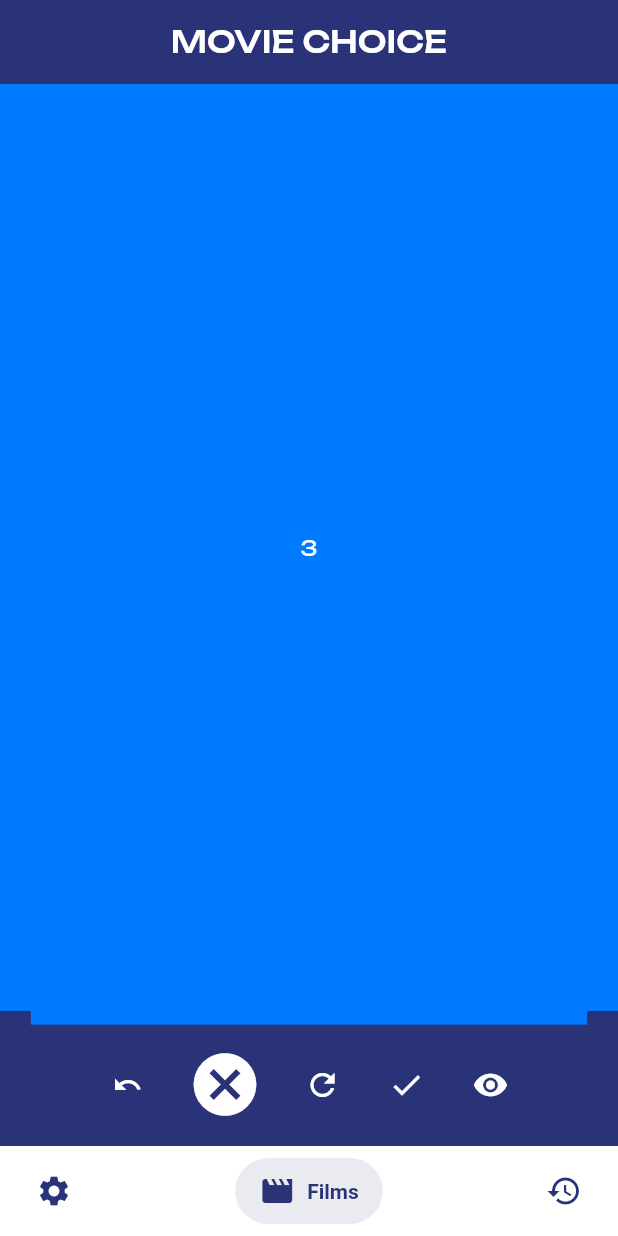
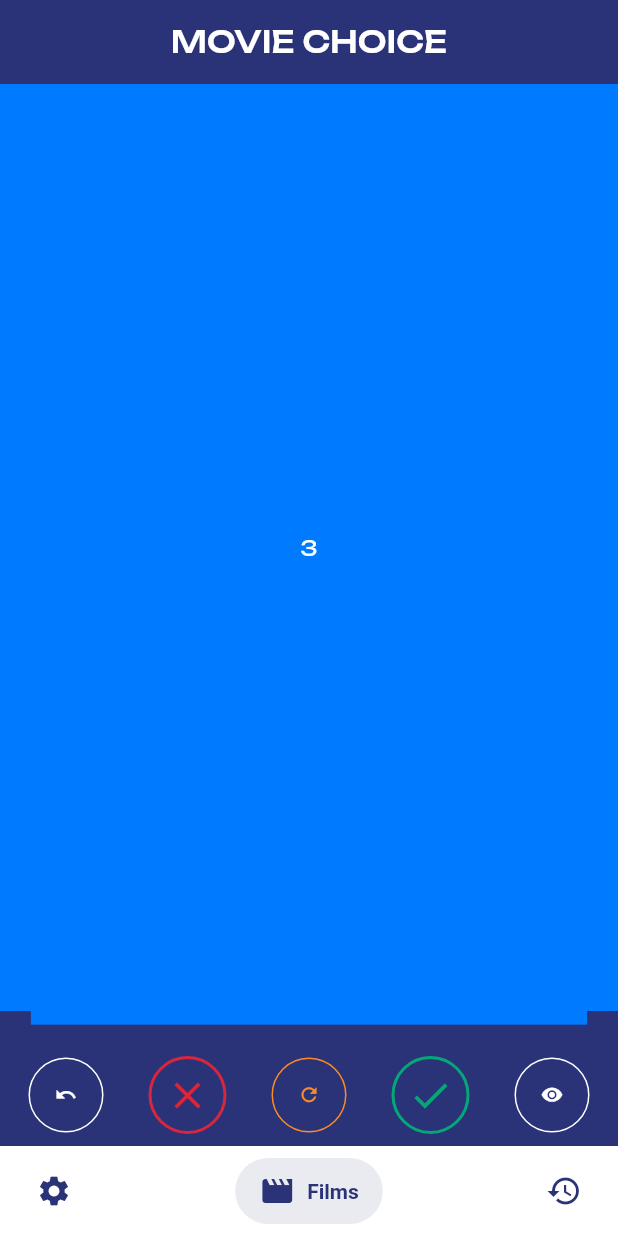
Before and after one commit to Piohb/moviechoice-flutter, a Flutter app: the screen it shows after launch, on a phone screen of 412 x 824 dp. Run offline on Flutter 3.47's test engine with Material 2 defaults, Android fonts, the light colour scheme and no system bars; drawn by our look-alikes of appinio_swiper, salomon_bottom_bar.

Commit message:
swipe button

```diff
--- a/lib/constants.dart
+++ b/lib/constants.dart
@@ -5,5 +5,5 @@ const primaryFont = 'Unbounded';
 const bgColor = Color(0xff2a3377);
 const greenColor = Color(0xff04A777);
 const yellowColor = Color(0xffFB8B24);
-const purpleColor = Color(0xffD90368);
+const redColor = Color(0xffD7263D);
 const whiteColor = Color(0xFFFFFFFF);
--- /dev/null
+++ b/lib/fragments/swipeButton.dart
@@ -0,0 +1,41 @@
+import 'package:flutter/material.dart';
+
+class SwipeButton extends StatelessWidget {
+
+  final Function onPressed;
+  final Widget icon;
+  final Color color;
+  final bool isBig;
+
+  const SwipeButton({
+    super.key,
+    required this.onPressed,
+    required this.icon,
+    required this.color,
+    this.isBig = false
+  });
+
+  @override
+  Widget build(BuildContext context) {
+
+    return Container(
+
+      decoration: BoxDecoration(
+        borderRadius: BorderRadius.circular(100),
+        border: Border.all(
+          width: isBig ? 2 : 1,
+          color: color
+        ),
+      ),
+
+      child: IconButton(
+        onPressed: (() => onPressed),
+        icon: icon,
+        color: color,
+        iconSize: isBig ? 30 : 15,
+        splashRadius: isBig ? 30 : 25,
+      ),
+    );
+
+  }
+}
--- a/lib/menu.dart
+++ b/lib/menu.dart
@@ -2,7 +2,7 @@ import 'package:flutter/material.dart';
 import 'package:movie_choice/constants.dart';
 import 'package:movie_choice/screens/history.dart';
 import 'package:movie_choice/screens/home.dart';
-import 'package:movie_choice/settings.dart';
+import 'package:movie_choice/screens/settings.dart';
 import 'package:salomon_bottom_bar/salomon_bottom_bar.dart';
 
 class Menu extends StatefulWidget {
--- a/lib/screens/home.dart
+++ b/lib/screens/home.dart
@@ -2,6 +2,7 @@ import 'package:flutter/material.dart';
 import 'package:appinio_swiper/appinio_swiper.dart';
 import 'package:flutter/cupertino.dart';
 import 'package:movie_choice/constants.dart';
+import 'package:movie_choice/fragments/swipeButton.dart';
 
 class Home extends StatefulWidget {
   const Home({super.key});
@@ -41,32 +42,35 @@ class _Home extends State<Home> {
       ),
 
       bottomNavigationBar: ButtonBar(
-        alignment: MainAxisAlignment.center,
+        alignment: MainAxisAlignment.spaceAround,
         children: [
-          IconButton(
-            onPressed: (() {}),
+          SwipeButton(
+            onPressed: (){},
             icon: const Icon(Icons.undo),
-            iconSize: 20,
-            splashRadius: 25,
+            color: whiteColor
           ),
-          IconButton(
-            onPressed: (() {}),
-            icon: const Icon(Icons.cancel),
-            iconSize: 50,
-            splashRadius: 30,
+          SwipeButton(
+            onPressed: (){},
+            icon: const Icon(Icons.close),
+            color: redColor,
+            isBig: true,
           ),
-          IconButton(
-            onPressed: (() {}),
-            icon: const Icon(Icons.refresh)
+          SwipeButton(
+            onPressed: (){},
+            icon: const Icon(Icons.refresh),
+            color: yellowColor
           ),
-          IconButton(
-            onPressed: (() {}),
-            icon: const Icon(Icons.done)
+          SwipeButton(
+            onPressed: (){},
+            icon: const Icon(Icons.done),
+            color: greenColor,
+            isBig: true,
           ),
-          IconButton(
-            onPressed: (() {}),
-            icon: const Icon(Icons.visibility)
-          )
+          SwipeButton(
+            onPressed: (){},
+            icon: const Icon(Icons.visibility),
+            color: whiteColor
+          ),
         ]
       ),
     );
```
